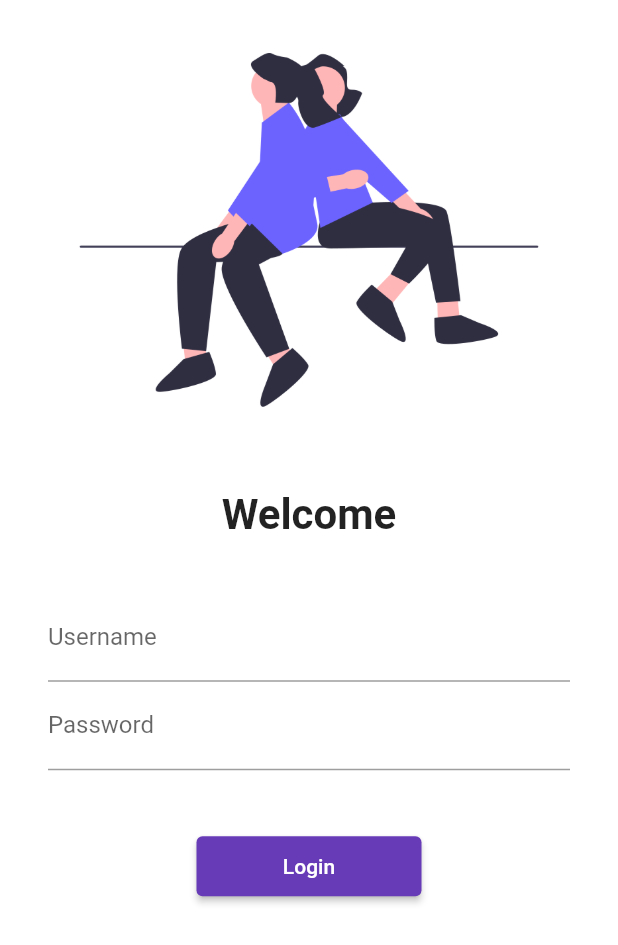
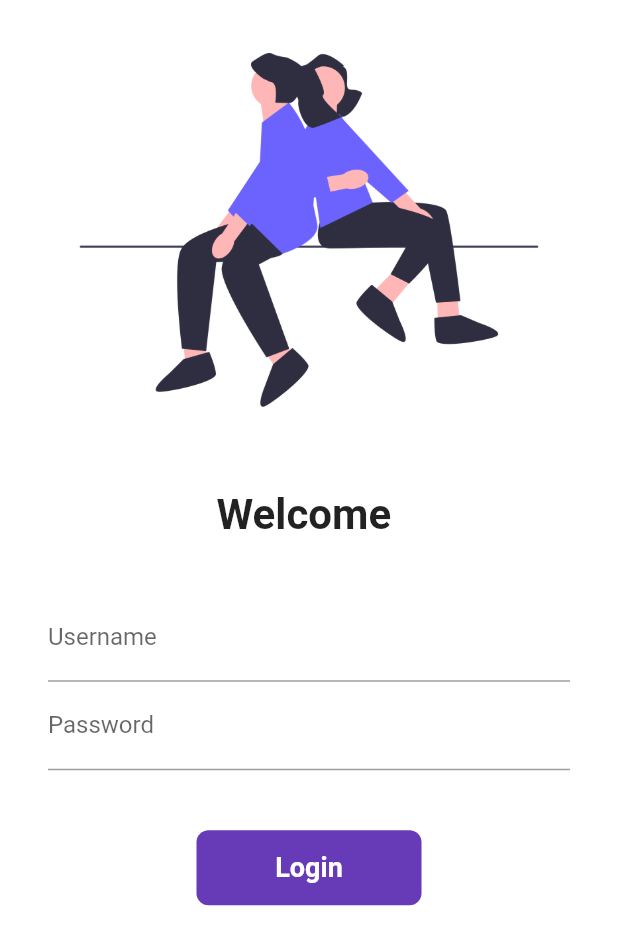
Before and after one commit to ammarabid29/FlutterIn30Days, a Flutter app: the screen it shows after launch, on a phone screen of 412 x 824 dp. Shown: the top 945 px of the screen. Run offline on Flutter 3.47's test engine with Material 2 defaults, Android fonts, the phone set to English and light mode, and no system bars; our stand-ins replace google_fonts.

Commit message:
day 6 completed

```diff
--- a/lib/pages/login_page.dart
+++ b/lib/pages/login_page.dart
@@ -1,8 +1,17 @@
 import 'package:flutter/material.dart';
 import 'package:flutter_catalog/utils/routes.dart';
 
-class LoginPage extends StatelessWidget {
+class LoginPage extends StatefulWidget {
   const LoginPage({super.key});
+
+  @override
+  State<LoginPage> createState() => _LoginPageState();
+}
+
+class _LoginPageState extends State<LoginPage> {
+  String name = "";
+
+  bool changeButton = false;
 
   @override
   Widget build(BuildContext context) {
@@ -18,9 +27,9 @@ class LoginPage extends StatelessWidget {
             const SizedBox(
               height: 20,
             ),
-            const Text(
-              'Welcome',
-              style: TextStyle(
+            Text(
+              'Welcome $name',
+              style: const TextStyle(
                 fontWeight: FontWeight.bold,
                 fontSize: 28,
               ),
@@ -40,6 +49,10 @@ class LoginPage extends StatelessWidget {
                       labelText: "Username",
                       hintText: "Enter Username",
                     ),
+                    onChanged: (value) {
+                      name = value;
+                      setState(() {});
+                    },
                   ),
                   TextFormField(
                     obscureText: true,
@@ -51,14 +64,51 @@ class LoginPage extends StatelessWidget {
                   const SizedBox(
                     height: 40,
                   ),
-                  ElevatedButton(
-                      onPressed: () {
-                        Navigator.pushNamed(context, MyRoutes.homePage);
-                      },
-                      style: ElevatedButton.styleFrom(
-                          foregroundColor: Colors.white,
-                          minimumSize: const Size(150, 40)),
-                      child: const Text("Login"))
+                  InkWell(
+                    onTap: () async {
+                      setState(() {
+                        changeButton = true;
+                      });
+                      await Future.delayed(const Duration(seconds: 1));
+                      Navigator.pushNamed(context, MyRoutes.homePage);
+                    },
+                    child: AnimatedContainer(
+                      duration: const Duration(seconds: 1),
+                      width: changeButton ? 50 : 150,
+                      height: 50,
+                      alignment: Alignment.center,
+                      decoration: BoxDecoration(
+                        color: Colors.deepPurple,
+                        // shape:
+                        //     changeButton ? BoxShape.circle : BoxShape.rectangle,
+                        borderRadius:
+                            BorderRadius.circular(changeButton ? 20 : 8),
+                      ),
+                      child: changeButton
+                          ? const Icon(
+                              Icons.done,
+                              color: Colors.white,
+                            )
+                          : const Text(
+                              "Login",
+                              style: TextStyle(
+                                color: Colors.white,
+                                fontWeight: FontWeight.bold,
+                                fontSize: 18,
+                              ),
+                            ),
+                    ),
+                  ),
+                  // ElevatedButton(
+                  //   onPressed: () {
+                  //     Navigator.pushNamed(context, MyRoutes.homePage);
+                  //   },
+                  //   style: ElevatedButton.styleFrom(
+                  //     foregroundColor: Colors.white,
+                  //     minimumSize: const Size(150, 40),
+                  //   ),
+                  //   child: const Text("Login"),
+                  // ),
                 ],
               ),
             ),
```
